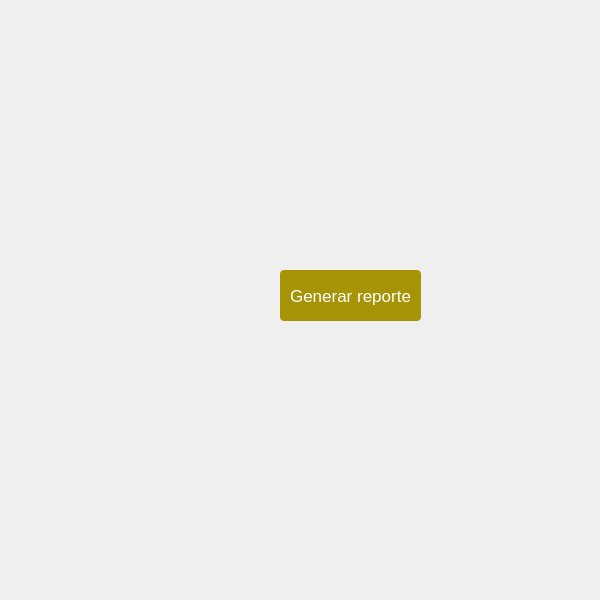
Old version of the form GeneradorPDFCasaSSAS/ui/generandopdf.ui in the repository LuisGabrielLiscanoLovera/pdfSSAS.
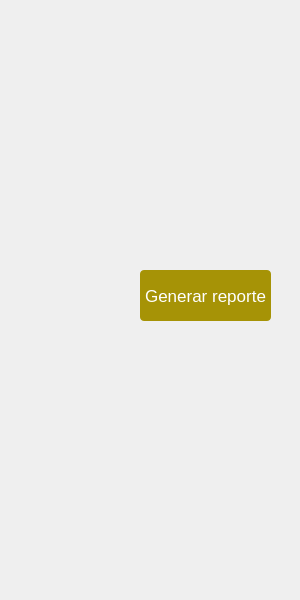
New version of the form. Icons and pictures are not drawn.

```diff
--- a/GeneradorPDFCasaSSAS/ui/generandopdf.ui
+++ b/GeneradorPDFCasaSSAS/ui/generandopdf.ui
@@ -6,7 +6,7 @@
    <rect>
     <x>0</x>
     <y>0</y>
-    <width>600</width>
+    <width>300</width>
     <height>600</height>
    </rect>
   </property>
@@ -20,9 +20,9 @@
   <widget class="QPushButton" name="boton2">
    <property name="geometry">
     <rect>
-     <x>280</x>
+     <x>140</x>
      <y>270</y>
-     <width>141</width>
+     <width>131</width>
      <height>51</height>
     </rect>
    </property>
```
